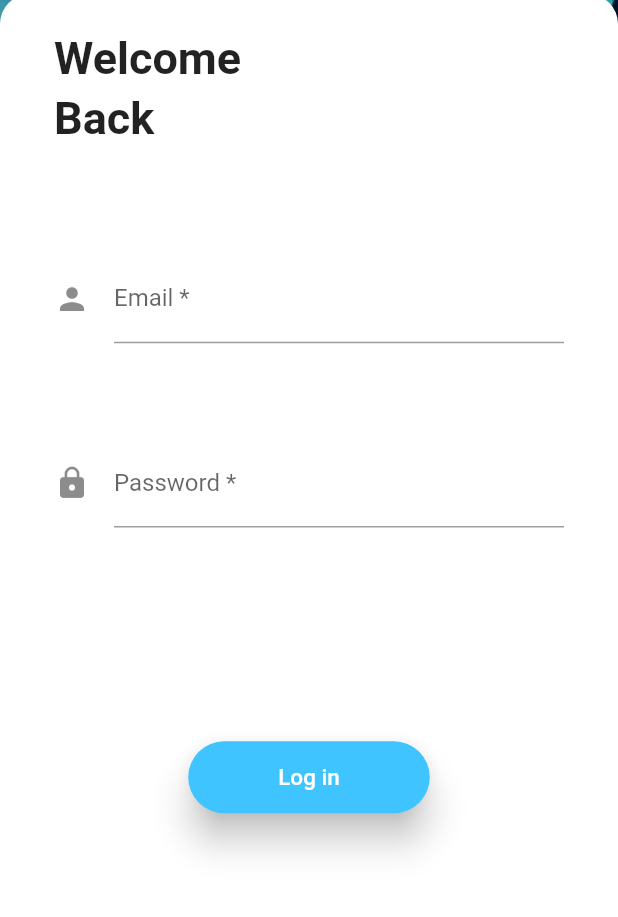
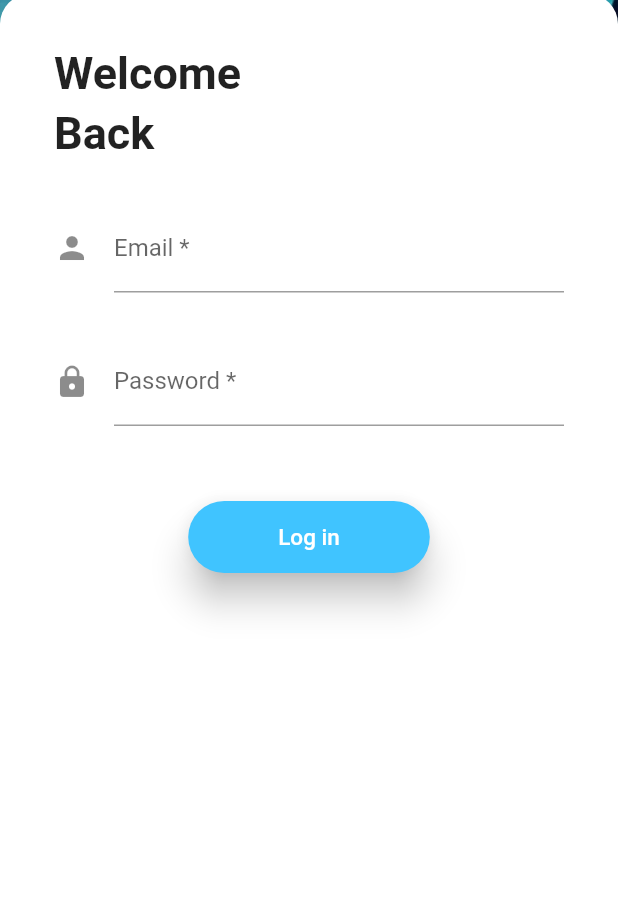
Before and after one commit to Ritik-code/e-chat-application, a Flutter app: the screen it shows after launch, after a tap on "LOGIN", on a phone screen of 412 x 824 dp, the part 303-1220 px from its top. Run offline on Flutter 3.47's test engine with Material 2 defaults, Android fonts, the phone set to English and light mode, and no system bars; our stand-ins replace basic_utils, cloud_firestore, file_picker, firebase_auth, firebase_core, firebase_storage and 3 more; accounts and stored records are empty.

Commit message:
Login Screen scroll view added.

```diff
--- a/lib/screen/login_screen.dart
+++ b/lib/screen/login_screen.dart
@@ -67,8 +67,8 @@ class _LoginScreenState extends State<LoginScreen> {
       ),
       constraints: BoxConstraints.expand(),
       child: Scaffold(
-        resizeToAvoidBottomInset: false,
-        resizeToAvoidBottomPadding: false,
+        resizeToAvoidBottomInset: true,
+        resizeToAvoidBottomPadding: true,
         backgroundColor: Colors.transparent,
         body: ModalProgressHUD(
           inAsyncCall: showSpinner,
@@ -90,7 +90,8 @@ class _LoginScreenState extends State<LoginScreen> {
                     ],
                   ),
                 ),
-                Expanded(
+                Flexible(
+                  fit: FlexFit.tight,
                   child: Container(
                     width: double.infinity,
                     padding: EdgeInsets.symmetric(horizontal: 20.0),
@@ -103,11 +104,13 @@ class _LoginScreenState extends State<LoginScreen> {
                     ),
                     child: Padding(
                       padding: const EdgeInsets.only(
-                          left: 16.0, right: 16.0, top: 25, bottom: 16.0),
+                          left: 16.0, right: 16.0, top: 35, bottom: 16.0),
                       child: Form(
                         key: _formKey,
                         autovalidate: _autoValidate,
+                        child: SingleChildScrollView(
                           child: Column(
+                            mainAxisSize: MainAxisSize.min,
                             crossAxisAlignment: CrossAxisAlignment.stretch,
                             children: <Widget>[
                               Text(
@@ -122,9 +125,10 @@ class _LoginScreenState extends State<LoginScreen> {
                                 style: KCardTextStyle,
                               ),
                               SizedBox(
-                              height: 10.0,
+                                height: 30.0,
                               ),
-                            Expanded(
+                              Flexible(
+                                fit: FlexFit.loose,
                                 child: Column(
                                   mainAxisAlignment:
                                       MainAxisAlignment.spaceEvenly,
@@ -146,6 +150,9 @@ class _LoginScreenState extends State<LoginScreen> {
                                         email = value;
                                       },
                                     ),
+                                    SizedBox(
+                                      height: 30.0,
+                                    ),
                                     TextFormField(
                                       decoration: const InputDecoration(
                                         icon: Icon(Icons.lock),
@@ -164,7 +171,7 @@ class _LoginScreenState extends State<LoginScreen> {
                                       },
                                     ),
                                     SizedBox(
-                                    height: 15.0,
+                                      height: 50.0,
                                     ),
                                     Padding(
                                       padding: const EdgeInsets.symmetric(
@@ -214,6 +221,7 @@ class _LoginScreenState extends State<LoginScreen> {
                       ),
                     ),
                   ),
+                ),
               ],
             ),
           ),
```
Lines whose indentation alone changed are shown as unchanged.
